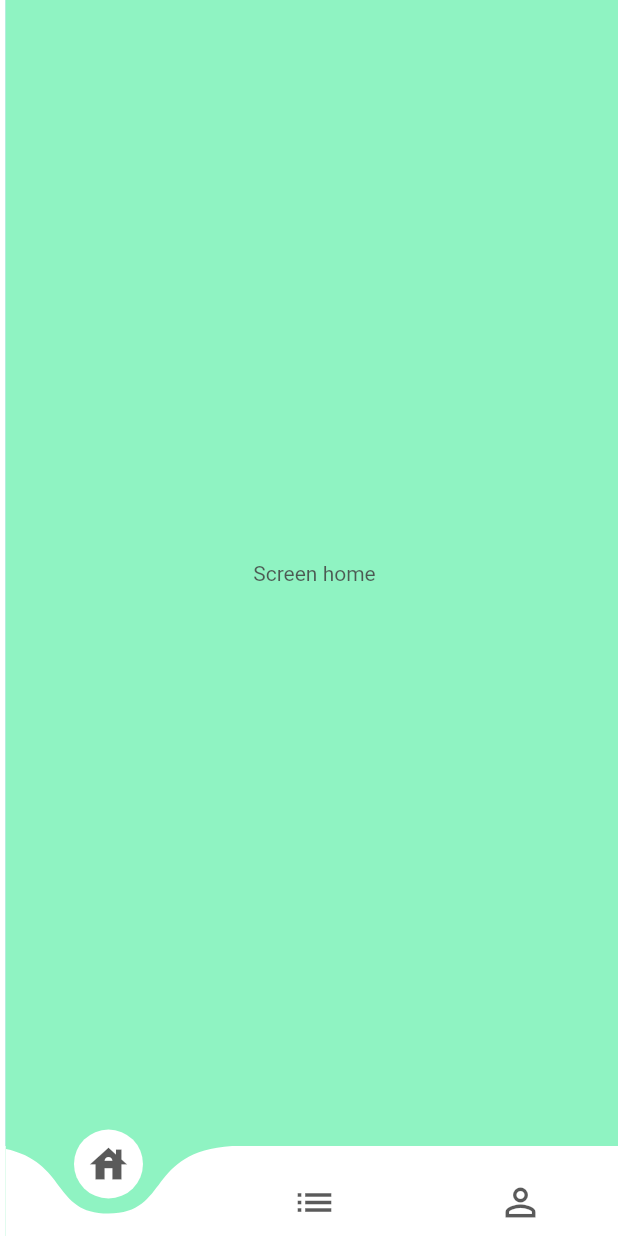
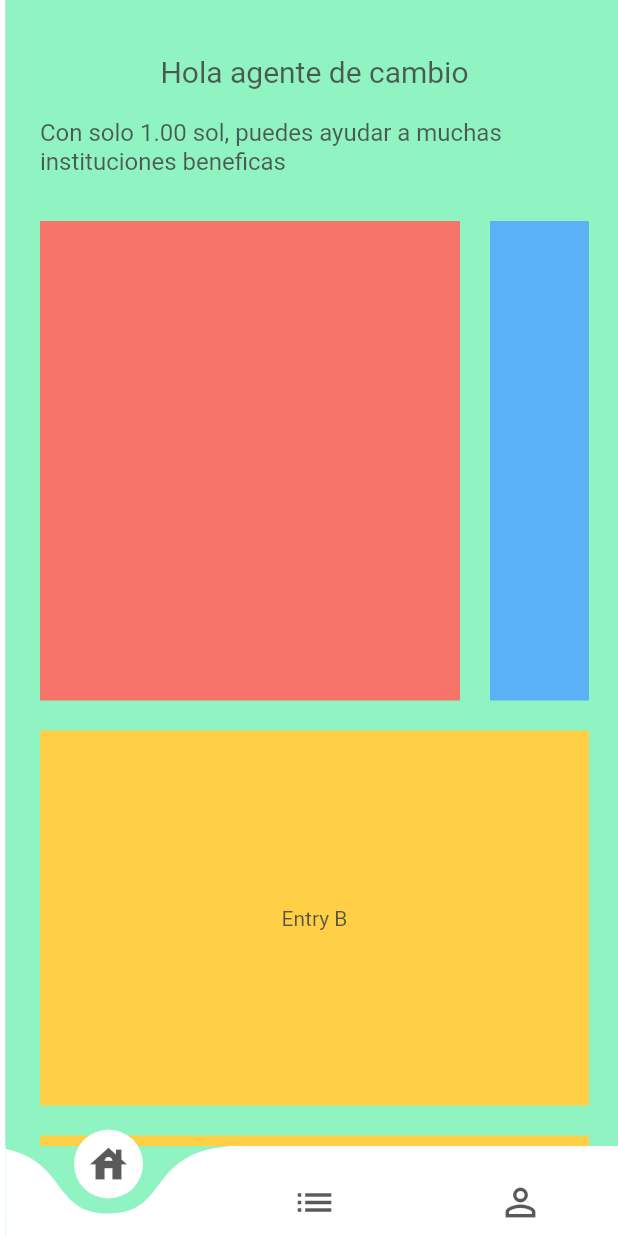
Before and after one commit to roxanaisadora/charitable-aid, a Flutter app: the screen it shows after launch, on a phone screen of 412 x 824 dp. Run offline on Flutter 3.47's test engine with Material 2 defaults, Android fonts, the phone set to English and light mode, and no system bars; drawn by our look-alikes of curved_navigation_bar; our stand-ins replace page_indicator.

Commit message:
create UI home

```diff
--- a/lib/pages/home/home.dart
+++ b/lib/pages/home/home.dart
@@ -1,17 +1,143 @@
 import 'package:flutter/material.dart';
+import 'package:page_indicator/page_indicator.dart';
 
-class HomeScrean extends StatelessWidget {
+class HomeScrean extends StatefulWidget {
   const HomeScrean({super.key});
+
+  @override
+  State<HomeScrean> createState() => _HomeScreanState();
+}
+
+class _HomeScreanState extends State<HomeScrean> {
+  late PageController controller;
+
+  GlobalKey<PageContainerState> key = GlobalKey();
+
+  @override
+  void initState() {
+    super.initState();
+    controller = PageController();
+  }
+
+  @override
+  void dispose() {
+    controller.dispose();
+    super.dispose();
+  }
+
+  int counter = 0;
 
   @override
   Widget build(BuildContext context) {
     return Scaffold(
       body: Container(
         color: Colors.greenAccent,
-        child: Center(
-          child: const Text('Screen home'),
+        child: ListView(
+          padding: const EdgeInsets.all(8),
+          children: <Widget>[
+            Padding(
+              padding: const EdgeInsets.only(top: 28, bottom: 10, right: 15, left: 15),
+              child: Center(child: Text('Hola agente de cambio',style: TextStyle(fontSize: 20),)),
+            ),
+            Padding(
+              padding: const EdgeInsets.only(top: 10, bottom: 10, right: 15, left: 15),
+              child: Center(child: Text('Con solo 1.00 sol, puedes ayudar a muchas instituciones beneficas',style: TextStyle(fontSize: 16),)),
+            ),
+            Padding(
+              padding: const EdgeInsets.symmetric(horizontal: 15),
+              child: Container(
+                  margin: const EdgeInsets.symmetric(vertical: 20.0),
+                  height: 320.0,
+                  child: ListView(
+                    // This next line does the trick.
+                    scrollDirection: Axis.horizontal,
+                    children: <Widget>[
+                      Container(
+                        width:280.0,
+                        color: Colors.red,
+                      ),
+                      SizedBox(width: 20,),
+                      Container(
+                        width: 280.0,
+                        color: Colors.blue,
+                      ),
+                      SizedBox(width: 20,),
+                      Container(
+                        width: 280.0,
+                        color: Colors.green,
+                      ),
+                      SizedBox(width: 20,),
+                      Container(
+                        width: 280.0,
+                        color: Colors.yellow,
+                      ),
+                      SizedBox(width: 20,),
+                      Container(
+                        width: 280.0,
+                        color: Colors.orange,
+                      ),
+                    ],
+                  ),
+                ),
+            ),
+            Padding(
+              padding: const EdgeInsets.symmetric(horizontal: 15),
+              child: Container(
+                height: 250,
+                color: Colors.amber[500],
+                child: const Center(child: Text('Entry B')),
+              ),
+            ),
+            SizedBox(height: 20,),
+            Padding(
+              padding: const EdgeInsets.symmetric(horizontal: 15),
+              child: Container(
+                height: 250,
+                color: Colors.amber[500],
+                child: const Center(child: Text('Entry B')),
+              ),
+            ),
+            SizedBox(height: 20,),
+            Padding(
+              padding: const EdgeInsets.only(bottom: 20, right: 15, left: 15),
+              child: Container(
+                color: Colors.pink,
+                child: Container(
+                  height: 200.0,
+                  child: PageIndicatorContainer(
+                    key: key,
+                    child: PageView(
+                      children: <Widget>[
+                        Center(child: Text('1',style: TextStyle(fontSize: 20),)),
+                        Center(child: Text('2',style: TextStyle(fontSize: 20),)),
+                        Center(child: Text('3',style: TextStyle(fontSize: 20),)),
+                        Center(child: Text('4',style: TextStyle(fontSize: 20),)),
+                      ],
+                      controller: controller,
+                    ),
+                    align: IndicatorAlign.bottom,
+                    length: 4,
+                    indicatorSpace: 10.0,
+                    indicatorColor: Colors.white,
+                    indicatorSelectorColor: Colors.blue,
+              ),
+          ),
         ),
+            ),
+
+
+          ],
+        ),
+      )
+    );
+  }
+}
+Widget buildPage(String text, Color color) {
+    return Padding(
+      padding: EdgeInsets.all(12),
+      child: Container(
+        color: color,
+        child: Center(child: Text(text, style: TextStyle(fontSize: 42, color: Colors.white),),),
       ),
     );
   }
-}
--- a/pubspec.yaml
+++ b/pubspec.yaml
@@ -35,9 +35,10 @@ dependencies:
 
   # The following adds the Cupertino Icons font to your application.
   # Use with the CupertinoIcons class for iOS style icons.
-  cupertino_icons: ^1.0.2
+  cupertino_icons: ^1.0.5
   curved_navigation_bar: ^1.0.3
   splashscreen: ^1.3.5
+  page_indicator: ^0.4.1
 
 dev_dependencies:
   flutter_test:
@@ -48,7 +49,7 @@ dev_dependencies:
   # activated in the `analysis_options.yaml` file located at the root of your
   # package. See that file for information about deactivating specific lint
   # rules and activating additional ones.
-  flutter_lints: ^2.0.0
+  flutter_lints: ^2.0.1
 
 # For information on the generic Dart part of this file, see the
 # following page: https://dart.dev/tools/pub/pubspec
```
Also changed, not shown: pubspec.lock.
